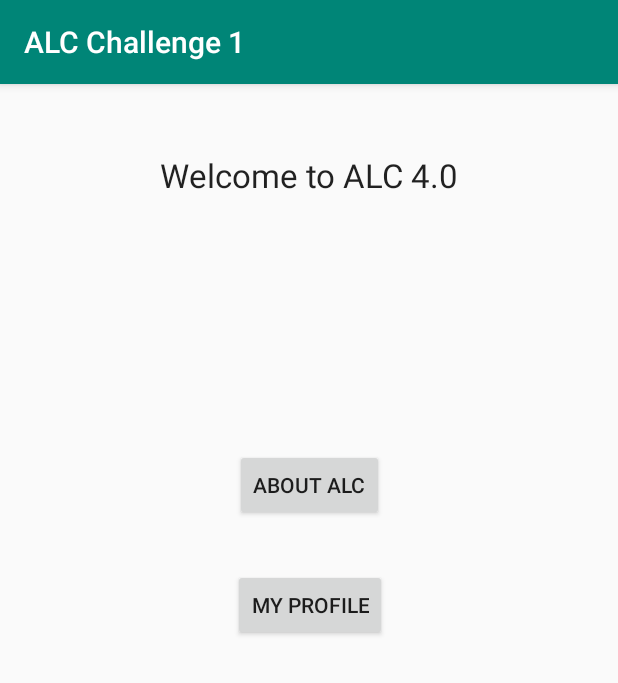
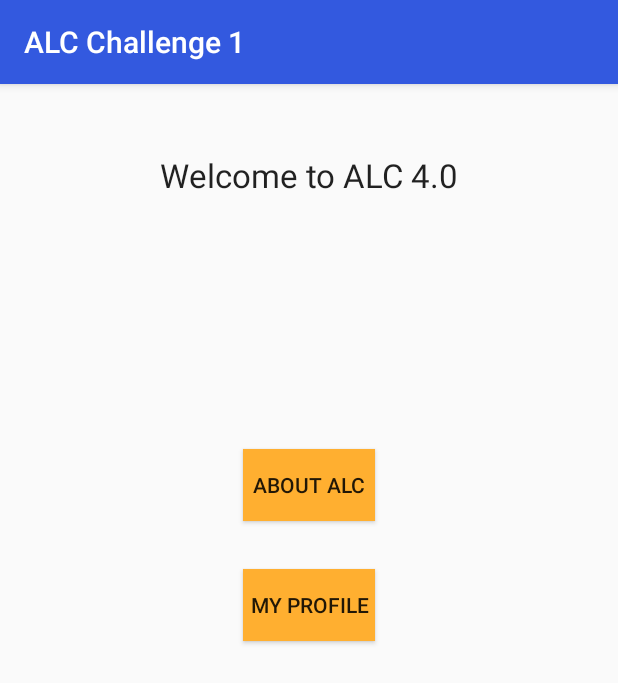
Before and after one commit to Mf4z/ALC_Challenge1, an Android app: the screen it shows after launch (MainActivity), on a phone screen of 412 x 824 dp. Shown: the top 683 px of the screen. Run offline under Robolectric (Android 15) with nearby library versions, the phone set to English and light mode, and no system bars.

Commit message:
Add color to button,status and task bar

```diff
--- a/app/src/main/res/layout/activity_main.xml
+++ b/app/src/main/res/layout/activity_main.xml
@@ -11,6 +11,7 @@
         android:layout_width="wrap_content"
         android:layout_height="wrap_content"
         android:layout_marginTop="168dp"
+        android:background="@color/colorAccent"
         android:text="@string/about_alc"
         app:layout_constraintEnd_toEndOf="parent"
         app:layout_constraintStart_toStartOf="parent"
@@ -21,6 +22,7 @@
         android:layout_width="wrap_content"
         android:layout_height="wrap_content"
         android:layout_marginTop="32dp"
+        android:background="@color/colorAccent"
         android:text="@string/my_profile"
         app:layout_constraintEnd_toEndOf="@+id/about_btn"
         app:layout_constraintStart_toStartOf="@+id/about_btn"
--- a/app/src/main/res/values/colors.xml
+++ b/app/src/main/res/values/colors.xml
@@ -2,5 +2,6 @@
 <resources>
     <color name="colorPrimary">#008577</color>
     <color name="colorPrimaryDark">#00574B</color>
-    <color name="colorAccent">#D81B60</color>
+    <color name="colorAccent">#FFAF30</color>
+    <color name="colorAndela">#3359DF</color>
 </resources>
--- a/app/src/main/res/values/styles.xml
+++ b/app/src/main/res/values/styles.xml
@@ -3,8 +3,8 @@
     <!-- Base application theme. -->
     <style name="AppTheme" parent="Theme.AppCompat.Light.DarkActionBar">
         <!-- Customize your theme here. -->
-        <item name="colorPrimary">@color/colorPrimary</item>
-        <item name="colorPrimaryDark">@color/colorPrimaryDark</item>
+        <item name="colorPrimary">@color/colorAndela</item>
+        <item name="colorPrimaryDark">@color/colorAndela</item>
         <item name="colorAccent">@color/colorAccent</item>
     </style>
 
```
